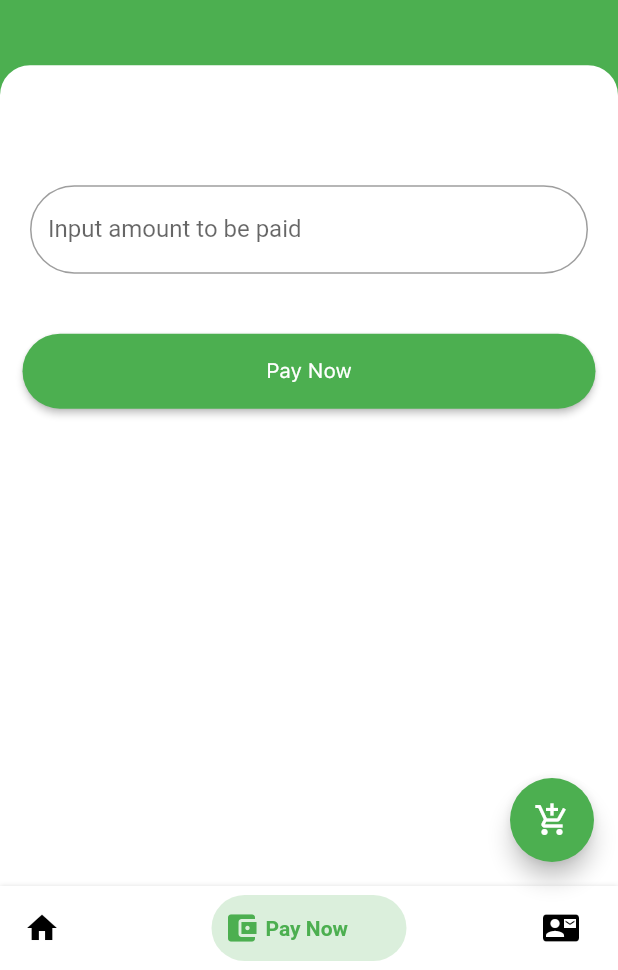
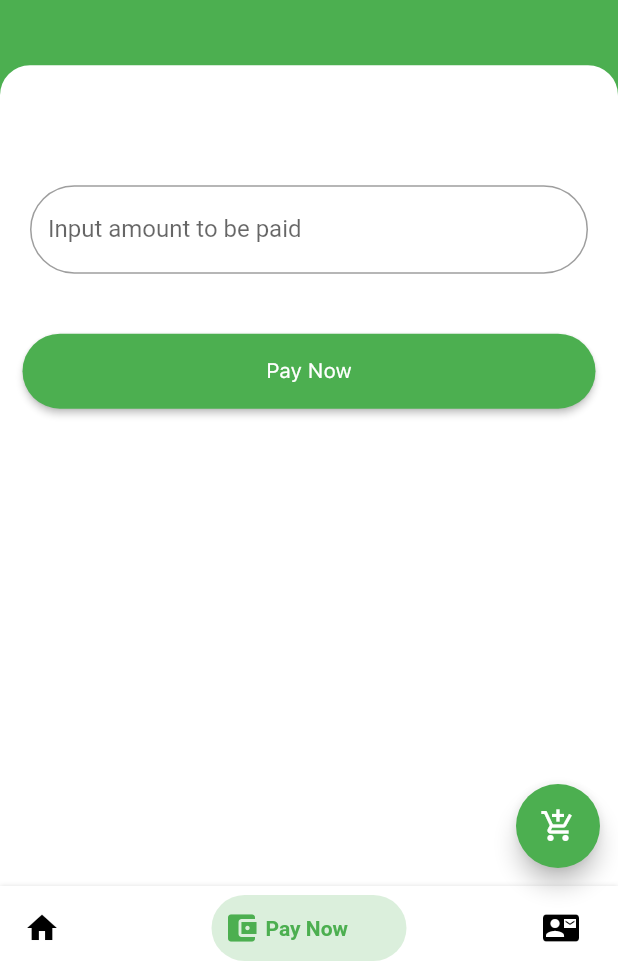
Before and after one commit to ahattangadi/order_vegetables, a Flutter app: the screen it shows once a user with an empty profile is signed in, item 2 of the bottom bar chosen, on a phone screen of 412 x 824 dp, the part 266-1236 px from its top. Run offline on Flutter 3.47's test engine with Material 2 defaults, Android fonts, the phone set to English and light mode, and no system bars; drawn by our look-alikes of bottom_navy_bar; our stand-ins replace animated_splash_screen, cloud_firestore, firebase_auth, flutter_spinkit, fluttertoast, page_transition and 2 more; missing offline and left inert: flutter_inappwebview, razorpay_flutter; accounts and stored records are empty; project files that could hold a hidden picture were left out.

Commit message:
Changed error to flutter toast

```diff
--- a/lib/screens/authenticate/register.dart
+++ b/lib/screens/authenticate/register.dart
@@ -1,6 +1,7 @@
 import 'dart:io';
 
 import 'package:flutter/material.dart';
+import 'package:fluttertoast/fluttertoast.dart';
 import 'package:order_vegetables/screens/authenticate/sign_in.dart';
 import 'package:order_vegetables/services/auth.dart';
 import 'package:order_vegetables/shared/loading.dart';
@@ -150,8 +151,9 @@ class _RegisterState extends State<Register> {
                                   if (result == null) {
                                     setState(() {
                                       error =
-                                          'An error has occured while trying to create your account. Please check that you have entered a vaild e-mail and strong password. If you have, please try again later';
+                                          'An error has occured while trying to create your account. Please check that you have entered a vaild e-mail and strong password. If you have, please try again later. Please ensure that spaces have not been left after or before your email / password.';
                                       loading = false;
+                                      Fluttertoast.showToast(msg: error);
                                     });
                                   }
                                 }
--- a/lib/screens/authenticate/sign_in.dart
+++ b/lib/screens/authenticate/sign_in.dart
@@ -3,6 +3,7 @@ import 'package:order_vegetables/screens/authenticate/register.dart';
 import 'package:order_vegetables/screens/home/home.dart';
 import 'package:order_vegetables/services/auth.dart';
 import 'package:order_vegetables/shared/loading.dart';
+import 'package:fluttertoast/fluttertoast.dart';
 
 class SignIn extends StatefulWidget {
   final Function toggleView;
@@ -155,17 +156,16 @@ class _SignInState extends State<SignIn> {
                                   if (result == null) {
                                     setState(() {
                                       error =
-                                          'An error has occured while trying to log in. Either you have entered incorrect credentials or your account does not exist.';
+                                          'An error has occured while trying to log in. Either you have entered incorrect credentials or your account does not exist. Please make sure that you have not left spaces in your email / password.';
                                       loading = false;
                                     });
+
+                                    Fluttertoast.showToast(msg: error);
                                   }
                                 }
                               }),
                         ),
                         SizedBox(height: 12.0),
-                        Text(error,
-                            style:
-                                TextStyle(color: Colors.red, fontSize: 14.0)),
                         SizedBox(
                           height: 140.0,
                         ),
--- a/lib/screens/home/home.dart
+++ b/lib/screens/home/home.dart
@@ -228,6 +228,7 @@ class _HomeState extends State<Home> {
           child: Icon(Icons.add_shopping_cart),
           backgroundColor: Colors.green,
         ),
+        floatingActionButtonLocation: FloatingActionButtonLocation.miniEndFloat,
         drawer: Drawer(
           child: ListView(
             children: [
```
